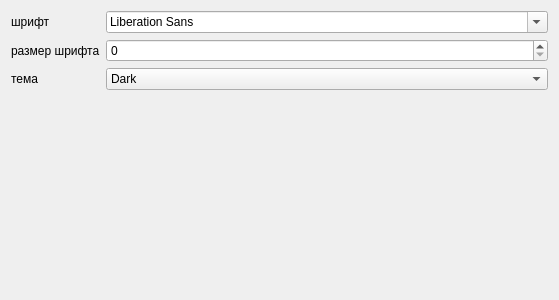
Qt form settingwindow.ui (streetms/TextBlade) before a commit.
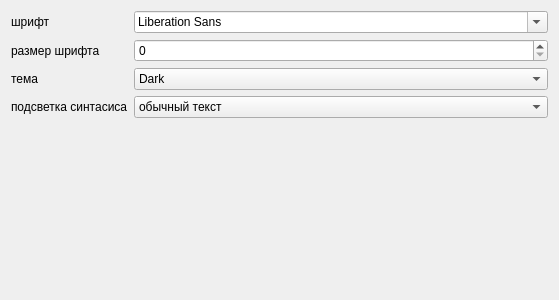
The same form after that commit.

```diff
--- a/settingwindow.ui
+++ b/settingwindow.ui
@@ -55,6 +55,27 @@
      </item>
     </widget>
    </item>
+   <item row="3" column="0">
+    <widget class="QLabel" name="label_4">
+     <property name="text">
+      <string>подсветка синтасиса</string>
+     </property>
+    </widget>
+   </item>
+   <item row="3" column="1">
+    <widget class="QComboBox" name="syntax">
+     <item>
+      <property name="text">
+       <string>обычный текст</string>
+      </property>
+     </item>
+     <item>
+      <property name="text">
+       <string>C++</string>
+      </property>
+     </item>
+    </widget>
+   </item>
   </layout>
  </widget>
  <resources/>
```
